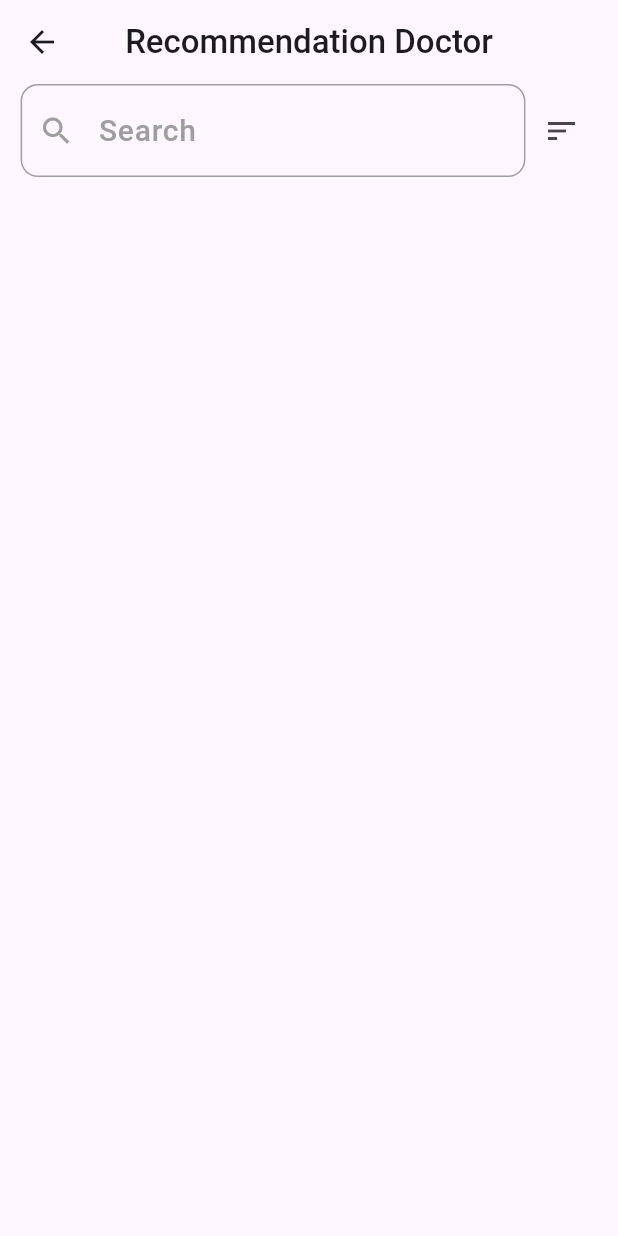
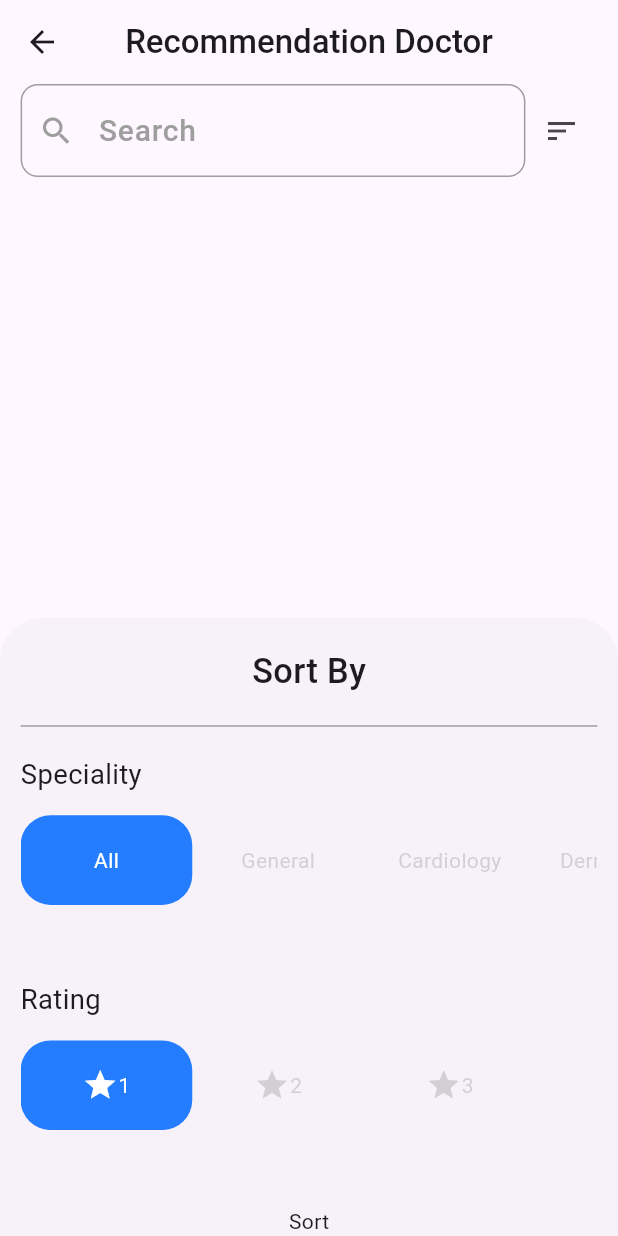
Before and after one commit to ahmedemara231/doctor_appointment, a Flutter app: the RecommendedDoctors screen opened directly, after a tap on the "sort" icon, on a phone screen of 412 x 824 dp. Run offline on Flutter 3.47's test engine with Material 3 defaults, Android fonts, the phone set to English and light mode, and no system bars; our stand-ins replace bloc, cached_network_image, connectivity_plus, dio, easy_localization, equatable and 17 more; missing offline and left inert: animated_snack_bar, flutter_expandable_text, loading_icon_button, svg_flutter; accounts and stored records are empty; network calls fail.

Commit message:
BUILD: sort by ui

```diff
--- a/lib/constants/app_constants.dart
+++ b/lib/constants/app_constants.dart
@@ -2,6 +2,9 @@ import 'package:flutter/material.dart';
 import 'package:flutter_easyloading/flutter_easyloading.dart';
 import 'package:hexcolor/hexcolor.dart';
 import 'package:jiffy/jiffy.dart';
+
+import '../generated/assets.dart';
+import '../helpers/data_types/spec.dart';
 
 class Constants
 {
--- a/lib/view/recommended_doctors/screen.dart
+++ b/lib/view/recommended_doctors/screen.dart
@@ -1,24 +1,26 @@
+import 'package:doctors_appointment/helpers/app_widgets/app_loading_button.dart';
+import 'package:doctors_appointment/helpers/base_extensions/context/mediaQuery.dart';
 import 'package:doctors_appointment/helpers/base_extensions/context/padding.dart';
+import 'package:doctors_appointment/helpers/base_widgets/divider.dart';
 import 'package:doctors_appointment/helpers/base_widgets/text.dart';
 import 'package:doctors_appointment/helpers/base_widgets/text_field.dart';
+import 'package:doctors_appointment/view/recommended_doctors/widgets/sort_by.dart';
 import 'package:doctors_appointment/view_model/home/cubit.dart';
 import 'package:doctors_appointment/view_model/home/state.dart';
 import 'package:flutter/material.dart';
 import 'package:flutter_bloc/flutter_bloc.dart';
 import 'package:flutter_screenutil/flutter_screenutil.dart';
-
+import 'package:loading_icon_button/loading_icon_button.dart';
 import '../home/widgets/doctors_card.dart';
 
 class RecommendedDoctors extends StatelessWidget {
-
-  // final List recommendedDoctorsData;
-  // const RecommendedDoctors({super.key,
-  //   required this.recommendedDoctorsData,
-  // });
-
+  RecommendedDoctors({super.key});
+  final _scaffoldKey = GlobalKey<ScaffoldState>();
+  LoadingButtonController btnController = LoadingButtonController();
   @override
   Widget build(BuildContext context) {
     return Scaffold(
+      key: _scaffoldKey,
       appBar: AppBar(
         title: MyText(text: 'Recommendation Doctor', fontWeight: FontWeight.w500,),
         centerTitle: true,
@@ -47,7 +49,40 @@ class RecommendedDoctors extends StatelessWidget {
                         ),
                       )
                   ),
-                  IconButton(onPressed: () {}, icon: const Icon(Icons.sort)),
+                  IconButton(
+                      onPressed: () {
+                        _scaffoldKey.currentState?.showBottomSheet((context) => SizedBox(
+                          height: context.setHeight(2),
+                          child: Padding(
+                            padding: context.horizontalSymmetricPadding(12.w),
+                            child: Column(
+                              children: [
+                                SizedBox(height: 16.h),
+                                MyText(text: 'Sort By', fontSize:  20.sp, fontWeight: FontWeight.w500,),
+                                Padding(
+                                  padding: context.verticalSymmetricPadding(16.h),
+                                  child: const MyDivider(),
+                                ),
+                                const Expanded(
+                                    child: SortByWidget(
+                                        sortingType: 'Speciality',
+                                        sortingValues: ['All', 'General', 'Cardiology', 'Dermatology', 'Gastroenterology', 'Orthopedics', 'Urology', 'Neurology',]
+                                    )
+                                ),
+                                const Expanded(
+                                    child: SortByWidget(
+                                        sortingType: 'Rating',
+                                        sortingValues: ['1', '2', '3', '4', '5', 'All']
+                                    )
+                                ),
+                                AppLoadingButton(onPressed: (){}, title: 'Sort', btnController: btnController)
+                              ],
+                            ),
+                          ),
+                        ));
+                      },
+                      icon: const Icon(Icons.sort)
+                  ),
                 ],
               ),
               SizedBox(height: 16.h),
--- /dev/null
+++ b/lib/view/recommended_doctors/widgets/sort_by.dart
@@ -0,0 +1,69 @@
+import 'package:doctors_appointment/constants/app_constants.dart';
+import 'package:doctors_appointment/helpers/base_widgets/text.dart';
+import 'package:flutter/material.dart';
+import 'package:flutter_screenutil/flutter_screenutil.dart';
+
+class SortByWidget extends StatefulWidget {
+  const SortByWidget({super.key,
+    required this.sortingType,
+    required this.sortingValues,
+  });
+
+
+  final String sortingType;
+  final List<String> sortingValues;
+
+  @override
+  State<SortByWidget> createState() => _SortByWidgetState();
+}
+
+class _SortByWidgetState extends State<SortByWidget> {
+  int isSelected = 0;
+
+  @override
+  Widget build(BuildContext context) {
+    return Column(
+      crossAxisAlignment: CrossAxisAlignment.start,
+      children: [
+        MyText(text: widget.sortingType, fontSize: 16.sp,),
+        SizedBox(height: 12.sp,),
+        SizedBox(
+          height: 50.h,
+          child: ListView(
+            scrollDirection: Axis.horizontal,
+            children: List.generate(widget.sortingValues.length, (index) => InkWell(
+              onTap: () => setState(() => isSelected = index),
+              child: Container(
+                width: 100.w,
+                decoration: BoxDecoration(
+                  color: isSelected == index? Constants.appColor : null,
+                  borderRadius: BorderRadius.circular(20.0),
+                ),
+                child: Padding(
+                  padding: const EdgeInsets.all(10.0),
+                  child: Center(
+                      child: FittedBox(
+                          child: Row(
+                            children: [
+                              if(widget.sortingType == 'Rating')
+                                Icon(
+                                  Icons.star,
+                                  color: isSelected == index? Colors.white : Colors.grey.withOpacity(.4),
+                                ),
+                              MyText(
+                                text: widget.sortingValues[index],
+                                color: isSelected == index? Colors.white : Colors.grey.withOpacity(.4),
+                              ),
+                            ],
+                          )
+                      )
+                  ),
+                ),
+              ),
+            ),),
+          ),
+        )
+      ],
+    );
+  }
+}
```
Also changed, not shown: lib/view/recommended_doctors/widgets/search.dart (deleted).
